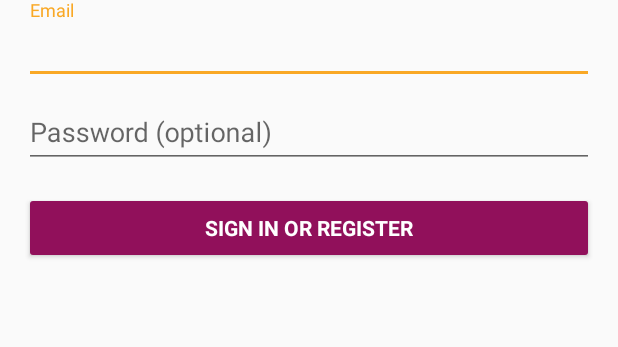
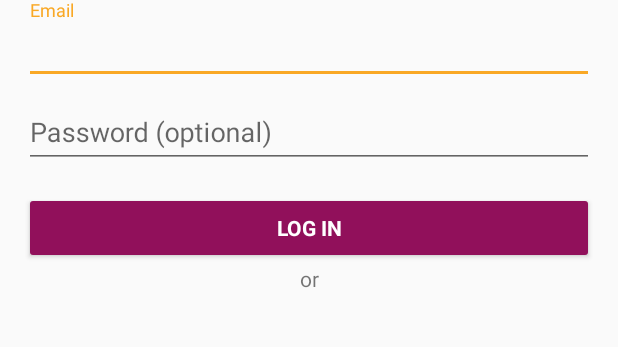
Before and after one commit to kevintroko/SmartTrack, an Android app: the screen it shows after launch (LoginActivity), on a phone screen of 412 x 824 dp, the part 303-650 px from its top. Run offline under Robolectric (Android 15) with nearby library versions, the phone set to English and light mode, and no system bars; 2 statements that could not run were skipped.

Commit message:
Added new button to the view and new develop branch

```diff
--- a/app/src/main/res/layout/activity_login.xml
+++ b/app/src/main/res/layout/activity_login.xml
@@ -75,11 +75,15 @@
                 android:layout_width="match_parent"
                 android:layout_height="wrap_content"
                 android:layout_marginTop="16dp"
-                android:text="@string/action_sign_in"
+                android:text="log in"
                 android:textStyle="bold"
                 android:textColor="#FFFFFF"
                 android:backgroundTint="@color/colorPrimary" />
-
+            <TextView
+                android:layout_width="match_parent"
+                android:layout_height="match_parent"
+                android:text="or"
+                android:gravity="center"/>
         </LinearLayout>
     </ScrollView>
 </LinearLayout>
```
